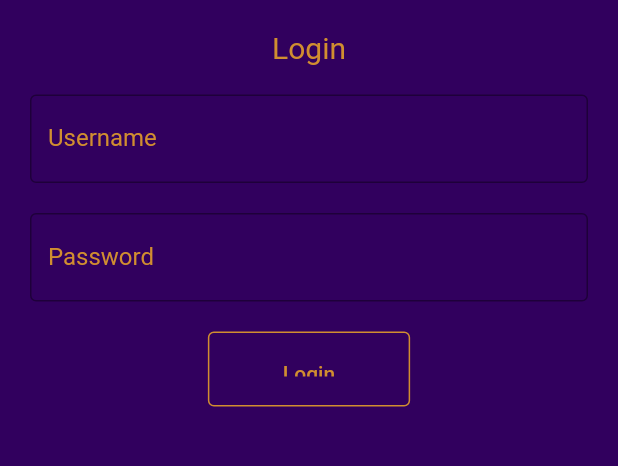
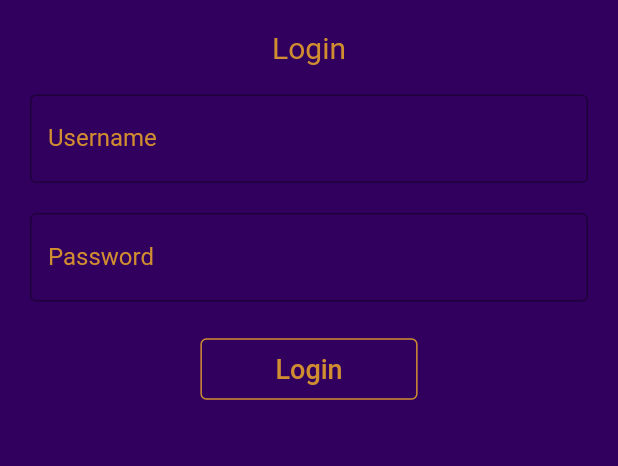
Before and after one commit to MisteryDush/ipm_app, a Flutter app: the screen it shows after launch, on a phone screen of 412 x 824 dp, the part 180-646 px from its top. Run offline on Flutter 3.47's test engine with Material 2 defaults, Android fonts, the phone set to English and light mode, and no system bars; missing offline and left inert: requests.

Commit message:
Bugfix: Fix the 'Login' text to be cut off from the bottom

```diff
--- a/lib/login.dart
+++ b/lib/login.dart
@@ -94,9 +94,9 @@ class _LoginPageState extends State<LoginPage> {
                       backgroundColor: backgroundColorIndigo,
                       elevation: 0,
                       padding: const EdgeInsets.symmetric(
-                          horizontal: 50, vertical: 20),
+                          horizontal: 50, vertical: 10),
                       side: const BorderSide(color: textColorGold)),
-                  child: const Text('Login'),
+                  child: const Text('Login', style: TextStyle(fontSize: 18),),
                   onPressed: () async {
                     if (nameController.text.isEmpty |
                         passwordController.text.isEmpty) {
```
